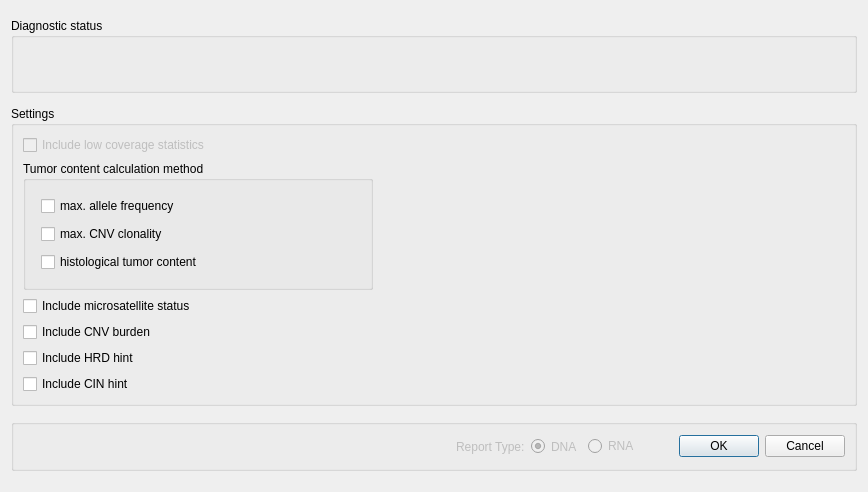
Above: src/GSvar/SomaticReportDialog.ui from imgag/ngs-bits before the change. Below: the same form after it.
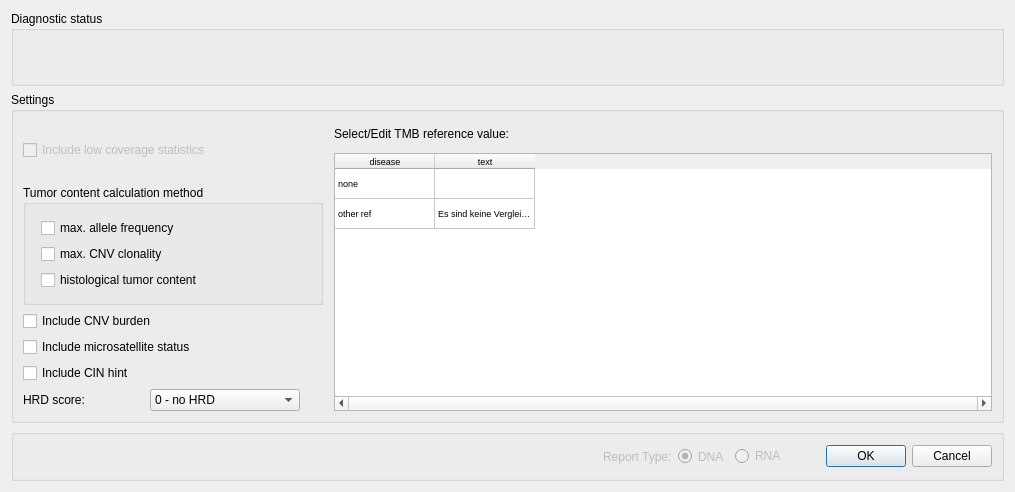
That is the form after the change.

Commit message: somatic report configuration: Added TMB reference values/actual HRD score

```diff
--- a/src/GSvar/SomaticReportDialog.ui
+++ b/src/GSvar/SomaticReportDialog.ui
@@ -6,7 +6,7 @@
    <rect>
     <x>0</x>
     <y>0</y>
-    <width>868</width>
+    <width>1015</width>
     <height>492</height>
    </rect>
   </property>
@@ -19,8 +19,8 @@
   <property name="windowTitle">
    <string>Dialog</string>
   </property>
-  <layout class="QVBoxLayout" name="verticalLayout_2">
-   <item>
+  <layout class="QGridLayout" name="gridLayout_2">
+   <item row="0" column="0">
     <widget class="QGroupBox" name="groupBox">
      <property name="sizePolicy">
       <sizepolicy hsizetype="Expanding" vsizetype="Fixed">
@@ -64,31 +64,34 @@
      </widget>
     </widget>
    </item>
-   <item>
+   <item row="1" column="0">
     <widget class="QGroupBox" name="groupBox_2">
      <property name="sizePolicy">
-      <sizepolicy hsizetype="Expanding" vsizetype="Preferred">
+      <sizepolicy hsizetype="Preferred" vsizetype="Expanding">
        <horstretch>0</horstretch>
-       <verstretch>0</verstretch>
+       <verstretch>2</verstretch>
       </sizepolicy>
      </property>
      <property name="minimumSize">
       <size>
-       <width>0</width>
+       <width>3</width>
        <height>200</height>
       </size>
      </property>
      <property name="maximumSize">
       <size>
        <width>16777215</width>
-       <height>300</height>
+       <height>1000</height>
       </size>
      </property>
      <property name="title">
       <string>Settings</string>
      </property>
-     <layout class="QVBoxLayout" name="verticalLayout">
-      <item>
+     <layout class="QGridLayout" name="gridLayout_3">
+      <property name="horizontalSpacing">
+       <number>11</number>
+      </property>
+      <item row="0" column="0" rowspan="2" colspan="2">
        <widget class="QCheckBox" name="include_low_cov">
         <property name="enabled">
          <bool>false</bool>
@@ -110,18 +113,122 @@
         </property>
        </widget>
       </item>
-      <item>
+      <item row="0" column="2">
+       <widget class="QLabel" name="label_2">
+        <property name="text">
+         <string>Select/Edit TMB reference value:</string>
+        </property>
+       </widget>
+      </item>
+      <item row="1" column="2" rowspan="6">
+       <widget class="QTableWidget" name="tmb_reference">
+        <property name="sizePolicy">
+         <sizepolicy hsizetype="Expanding" vsizetype="Expanding">
+          <horstretch>0</horstretch>
+          <verstretch>0</verstretch>
+         </sizepolicy>
+        </property>
+        <property name="minimumSize">
+         <size>
+          <width>500</width>
+          <height>240</height>
+         </size>
+        </property>
+        <property name="maximumSize">
+         <size>
+          <width>1000</width>
+          <height>500</height>
+         </size>
+        </property>
+        <property name="font">
+         <font>
+          <pointsize>7</pointsize>
+         </font>
+        </property>
+        <property name="verticalScrollBarPolicy">
+         <enum>Qt::ScrollBarAsNeeded</enum>
+        </property>
+        <property name="horizontalScrollBarPolicy">
+         <enum>Qt::ScrollBarAlwaysOn</enum>
+        </property>
+        <property name="autoScroll">
+         <bool>true</bool>
+        </property>
+        <property name="selectionMode">
+         <enum>QAbstractItemView::SingleSelection</enum>
+        </property>
+        <property name="selectionBehavior">
+         <enum>QAbstractItemView::SelectRows</enum>
+        </property>
+        <property name="horizontalScrollMode">
+         <enum>QAbstractItemView::ScrollPerItem</enum>
+        </property>
+        <property name="wordWrap">
+         <bool>false</bool>
+        </property>
+        <attribute name="horizontalHeaderStretchLastSection">
+         <bool>false</bool>
+        </attribute>
+        <attribute name="verticalHeaderVisible">
+         <bool>false</bool>
+        </attribute>
+        <attribute name="verticalHeaderHighlightSections">
+         <bool>true</bool>
+        </attribute>
+        <row>
+         <property name="text">
+          <string>none</string>
+         </property>
+        </row>
+        <row>
+         <property name="text">
+          <string>user-specified</string>
+         </property>
+        </row>
+        <column>
+         <property name="text">
+          <string>disease</string>
+         </property>
+        </column>
+        <column>
+         <property name="text">
+          <string>text</string>
+         </property>
+        </column>
+        <item row="0" column="0">
+         <property name="text">
+          <string>none</string>
+         </property>
+        </item>
+        <item row="0" column="1">
+         <property name="text">
+          <string/>
+         </property>
+        </item>
+        <item row="1" column="0">
+         <property name="text">
+          <string>other ref</string>
+         </property>
+        </item>
+        <item row="1" column="1">
+         <property name="text">
+          <string>Es sind keine Vergleichsdaten zu dieser Tumorentität erfasst (PMID: 28420421)</string>
+         </property>
+        </item>
+       </widget>
+      </item>
+      <item row="2" column="0" colspan="2">
        <widget class="QGroupBox" name="groupBox_3">
         <property name="minimumSize">
          <size>
-          <width>200</width>
-          <height>0</height>
+          <width>250</width>
+          <height>120</height>
          </size>
         </property>
         <property name="maximumSize">
          <size>
-          <width>350</width>
-          <height>130</height>
+          <width>375</width>
+          <height>120</height>
          </size>
         </property>
         <property name="title">
@@ -161,20 +268,7 @@
         </layout>
        </widget>
       </item>
-      <item>
-       <widget class="QCheckBox" name="include_msi_status">
-        <property name="minimumSize">
-         <size>
-          <width>300</width>
-          <height>0</height>
-         </size>
-        </property>
-        <property name="text">
-         <string>Include microsatellite status</string>
-        </property>
-       </widget>
-      </item>
-      <item>
+      <item row="3" column="0" colspan="2">
        <widget class="QCheckBox" name="include_cnv_burden">
         <property name="minimumSize">
          <size>
@@ -187,8 +281,8 @@
         </property>
        </widget>
       </item>
-      <item>
-       <widget class="QCheckBox" name="include_hrd_hint">
+      <item row="4" column="0" colspan="2">
+       <widget class="QCheckBox" name="include_msi_status">
         <property name="minimumSize">
          <size>
           <width>300</width>
@@ -196,11 +290,11 @@
          </size>
         </property>
         <property name="text">
-         <string>Include HRD hint</string>
+         <string>Include microsatellite status</string>
         </property>
        </widget>
       </item>
-      <item>
+      <item row="5" column="0" colspan="2">
        <widget class="QCheckBox" name="include_cin_hint">
         <property name="minimumSize">
          <size>
@@ -213,10 +307,69 @@
         </property>
        </widget>
       </item>
+      <item row="6" column="0">
+       <widget class="QLabel" name="label">
+        <property name="maximumSize">
+         <size>
+          <width>70</width>
+          <height>16777215</height>
+         </size>
+        </property>
+        <property name="text">
+         <string>HRD score:</string>
+        </property>
+       </widget>
+      </item>
+      <item row="6" column="1">
+       <widget class="QComboBox" name="hrd_score">
+        <property name="sizePolicy">
+         <sizepolicy hsizetype="Minimum" vsizetype="Fixed">
+          <horstretch>0</horstretch>
+          <verstretch>0</verstretch>
+         </sizepolicy>
+        </property>
+        <property name="maximumSize">
+         <size>
+          <width>150</width>
+          <height>16777215</height>
+         </size>
+        </property>
+        <item>
+         <property name="text">
+          <string>0 - no HRD</string>
+         </property>
+        </item>
+        <item>
+         <property name="text">
+          <string>1 - low</string>
+         </property>
+        </item>
+        <item>
+         <property name="text">
+          <string>2 - low</string>
+         </property>
+        </item>
+        <item>
+         <property name="text">
+          <string>3 - intermediate</string>
+         </property>
+        </item>
+        <item>
+         <property name="text">
+          <string>4 - high</string>
+         </property>
+        </item>
+        <item>
+         <property name="text">
+          <string>5 - high</string>
+         </property>
+        </item>
+       </widget>
+      </item>
      </layout>
     </widget>
    </item>
-   <item>
+   <item row="2" column="0">
     <widget class="QGroupBox" name="groupBox_4">
      <property name="sizePolicy">
       <sizepolicy hsizetype="Expanding" vsizetype="Preferred">
```
The commit also changes 15 other files.
